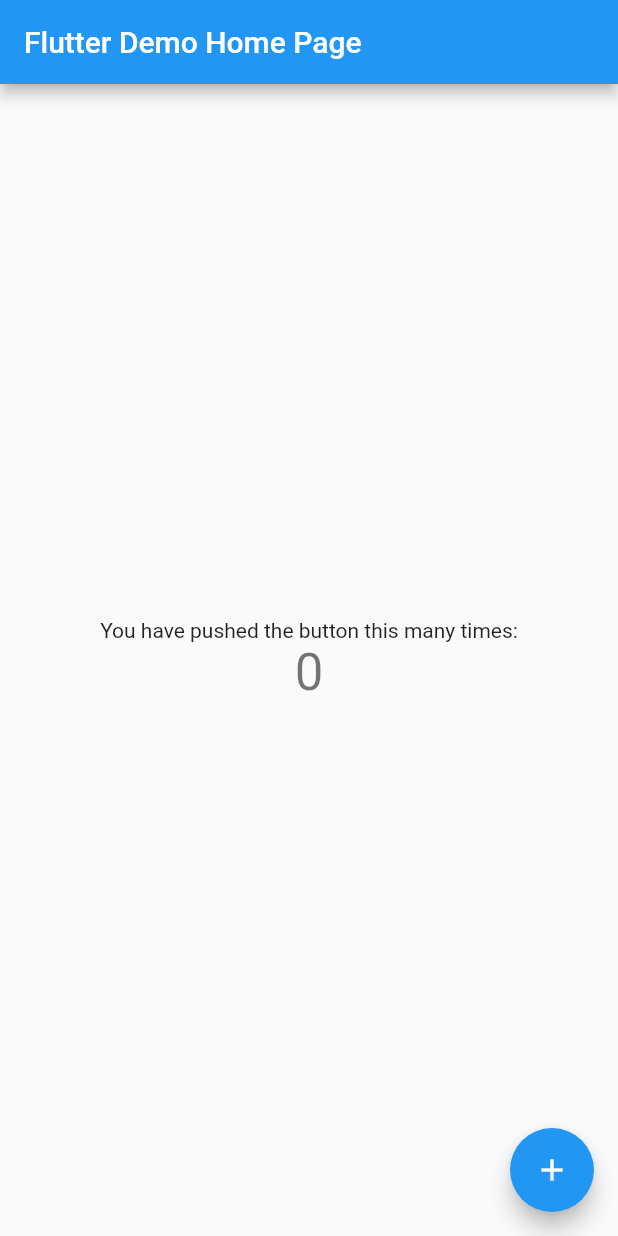
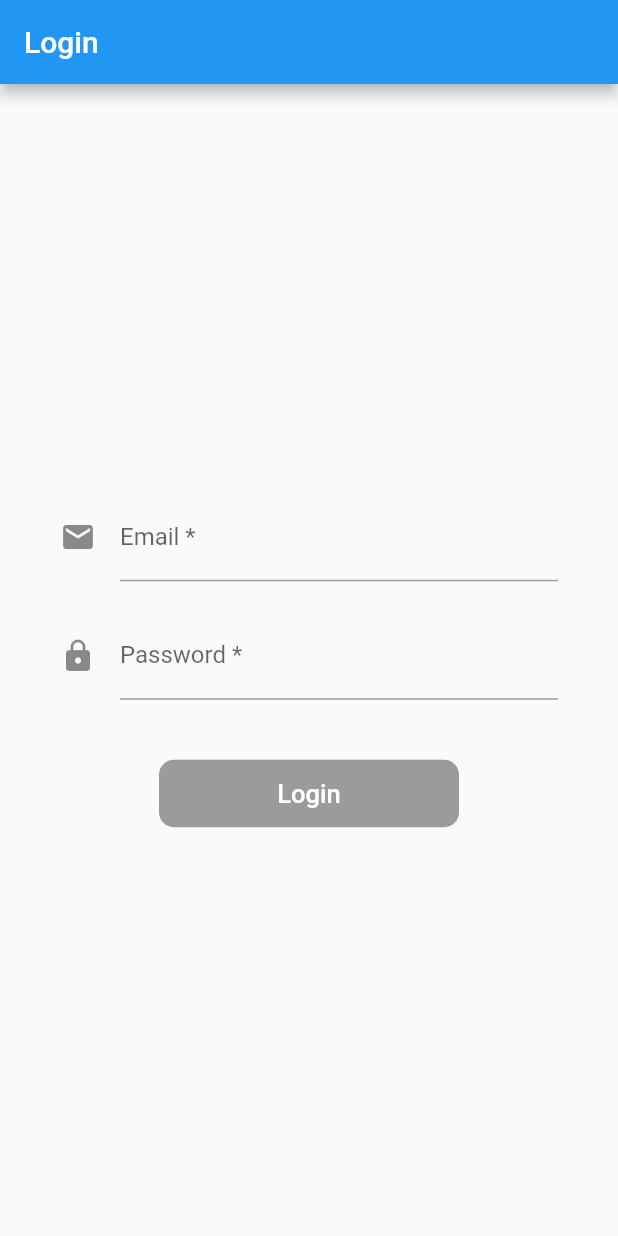
Before and after one commit to Nguyen-Dinh-Sang/SSGTraining_FlutterMVVM, a Flutter app: the screen it shows after launch, on a phone screen of 412 x 824 dp. Run offline on Flutter 3.47's test engine with Material 2 defaults, Android fonts, the phone set to English and light mode, and no system bars; our stand-ins replace rxdart.

Commit message:
MVVM-DinhSang: full login

```diff
--- /dev/null
+++ b/lib/helper/Validation.dart
@@ -0,0 +1,26 @@
+class Validation {
+  static String validationPass(String pass) {
+    if (pass == null) {
+      return 'Password invalid';
+    }
+
+    if (pass.length < 6) {
+      return 'Password require minimum 6 characters';
+    }
+
+    //không có lỗi
+    return null;
+  }
+
+  static String validationEmail(String email) {
+    if (email == null) {
+      return 'Email invalid';
+    }
+
+    if (email.length < 6) {
+      return 'Password require minimum 6 characters';
+    }
+
+    return null;
+  }
+}
--- /dev/null
+++ b/lib/login/LoginView.dart
@@ -0,0 +1,111 @@
+import 'package:flutter/material.dart';
+import 'package:flutter_mvvm/helper/Validation.dart';
+import 'package:flutter_mvvm/login/LoginViewModel.dart';
+
+class LoginPage extends StatelessWidget {
+  @override
+  Widget build(BuildContext context) {
+    return Scaffold(
+      appBar: AppBar(
+        title: Text('Login'),
+      ),
+      body: BodyWidget(),
+    );
+  }
+}
+
+class BodyWidget extends StatefulWidget {
+  @override
+  _BodyWidgetState createState() => _BodyWidgetState();
+}
+
+class _BodyWidgetState extends State<BodyWidget> {
+  final emailController = TextEditingController();
+  final passController = TextEditingController();
+  final loginViewModel = LoginViewModel();
+
+  @override
+  void initState() {
+    // TODO: implement initState
+    super.initState();
+
+    emailController.addListener(() {
+      loginViewModel.emailSink.add(emailController.text);
+    });
+
+    passController.addListener(() {
+      loginViewModel.passSink.add(passController.text);
+    });
+  }
+
+  @override
+  void dispose() {
+    // TODO: implement dispose
+    super.dispose();
+    loginViewModel.dispose();
+  }
+
+  @override
+  Widget build(BuildContext context) {
+    return Container(
+      padding: EdgeInsets.only(left: 40, right: 40),
+      child: Column(
+        mainAxisAlignment: MainAxisAlignment.center,
+        children: <Widget>[
+          StreamBuilder<String>(
+              stream: loginViewModel.emailStream,
+              builder: (context, snapshot) {
+                return TextField(
+                  controller: emailController,
+                  decoration: InputDecoration(
+                    icon: Icon(Icons.email),
+                    hintText: 'example@gmail.com',
+                    labelText: 'Email *',
+                    errorText: snapshot.data,
+                  ),
+                );
+              }),
+          SizedBox(
+            height: 20,
+          ),
+          StreamBuilder<String>(
+              stream: loginViewModel.passStream,
+              builder: (context, snapshot) {
+                return TextField(
+                  controller: passController,
+                  obscureText: true,
+                  decoration: InputDecoration(
+                    icon: Icon(Icons.lock),
+                    labelText: 'Password *',
+                    errorText: snapshot.data,
+                  ),
+                );
+              }),
+          SizedBox(
+            height: 40,
+          ),
+          SizedBox(
+            height: 45,
+            width: 200,
+            child: StreamBuilder<bool>(
+              stream: loginViewModel.btnStream,
+              builder: (context, snapshot) {
+                return RaisedButton(
+                  color: Colors.blue,
+                  shape: RoundedRectangleBorder(
+                    borderRadius: BorderRadius.circular(10),
+                  ),
+                  onPressed: snapshot.data == true ? () {} : null,
+                  child: Text(
+                    'Login',
+                    style: TextStyle(color: Colors.white, fontSize: 17),
+                  ),
+                );
+              }
+            ),
+          ),
+        ],
+      ),
+    );
+  }
+}
--- /dev/null
+++ b/lib/login/LoginViewModel.dart
@@ -0,0 +1,46 @@
+import 'dart:async';
+
+import 'package:rxdart/rxdart.dart';
+import 'package:flutter_mvvm/helper/Validation.dart';
+
+class LoginViewModel {
+  final _emailSubject = BehaviorSubject<String>();
+  final _passSubject = BehaviorSubject<String>();
+  final _btnSubject = BehaviorSubject<bool>();
+
+  var emailValidation = StreamTransformer<String, String>.fromHandlers(
+    handleData: (email, sink) {
+      sink.add(Validation.validationEmail(email));
+    }
+  );
+
+  var passValidation = StreamTransformer<String, String>.fromHandlers(
+      handleData: (pass, sink) {
+        sink.add(Validation.validationPass(pass));
+      }
+  );
+
+  Stream<String> get emailStream => _emailSubject.stream.transform(emailValidation);
+  Sink<String> get emailSink => _emailSubject.sink;
+
+  Stream<String> get passStream => _passSubject.stream.transform(passValidation);
+  Sink<String> get passSink => _passSubject.sink;
+
+  Stream<bool> get btnStream => _btnSubject.stream;
+  Sink<bool> get btnSink => _btnSubject.sink;
+
+
+  LoginViewModel() {
+    Rx.combineLatest2(_emailSubject, _passSubject, (email, pass) {
+      return Validation.validationEmail(email) == null && Validation.validationPass(pass) == null;
+    }).listen((enable) {//lắng nghe giá trị trả về
+      btnSink.add(enable);
+    });
+  }
+
+  dispose() {
+    _emailSubject.close();
+    _passSubject.close();
+    _btnSubject.close();
+  }
+}
--- a/lib/main.dart
+++ b/lib/main.dart
@@ -1,113 +1,21 @@
 import 'package:flutter/material.dart';
+import 'package:flutter_mvvm/login/LoginView.dart';
 
 void main() {
   runApp(MyApp());
 }
 
 class MyApp extends StatelessWidget {
-  // This widget is the root of your application.
+
   @override
   Widget build(BuildContext context) {
     return MaterialApp(
+      debugShowCheckedModeBanner: false,
       title: 'Flutter Demo',
       theme: ThemeData(
-        // This is the theme of your application.
-        //
-        // Try running your application with "flutter run". You'll see the
-        // application has a blue toolbar. Then, without quitting the app, try
-        // changing the primarySwatch below to Colors.green and then invoke
-        // "hot reload" (press "r" in the console where you ran "flutter run",
-        // or simply save your changes to "hot reload" in a Flutter IDE).
-        // Notice that the counter didn't reset back to zero; the application
-        // is not restarted.
         primarySwatch: Colors.blue,
       ),
-      home: MyHomePage(title: 'Flutter Demo Home Page'),
+      home: LoginPage(),
     );
   }
 }
-
-class MyHomePage extends StatefulWidget {
-  MyHomePage({Key key, this.title}) : super(key: key);
-
-  // This widget is the home page of your application. It is stateful, meaning
-  // that it has a State object (defined below) that contains fields that affect
-  // how it looks.
-
-  // This class is the configuration for the state. It holds the values (in this
-  // case the title) provided by the parent (in this case the App widget) and
-  // used by the build method of the State. Fields in a Widget subclass are
-  // always marked "final".
-
-  final String title;
-
-  @override
-  _MyHomePageState createState() => _MyHomePageState();
-}
-
-class _MyHomePageState extends State<MyHomePage> {
-  int _counter = 0;
-
-  void _incrementCounter() {
-    setState(() {
-      // This call to setState tells the Flutter framework that something has
-      // changed in this State, which causes it to rerun the build method below
-      // so that the display can reflect the updated values. If we changed
-      // _counter without calling setState(), then the build method would not be
-      // called again, and so nothing would appear to happen.
-      _counter++;
-    });
-  }
-
-  @override
-  Widget build(BuildContext context) {
-    // This method is rerun every time setState is called, for instance as done
-    // by the _incrementCounter method above.
-    //
-    // The Flutter framework has been optimized to make rerunning build methods
-    // fast, so that you can just rebuild anything that needs updating rather
-    // than having to individually change instances of widgets.
-    return Scaffold(
-      appBar: AppBar(
-        // Here we take the value from the MyHomePage object that was created by
-        // the App.build method, and use it to set our appbar title.
-        title: Text(widget.title),
-      ),
-      body: Center(
-        // Center is a layout widget. It takes a single child and positions it
-        // in the middle of the parent.
-        child: Column(
-          // Column is also a layout widget. It takes a list of children and
-          // arranges them vertically. By default, it sizes itself to fit its
-          // children horizontally, and tries to be as tall as its parent.
-          //
-          // Invoke "debug painting" (press "p" in the console, choose the
-          // "Toggle Debug Paint" action from the Flutter Inspector in Android
-          // Studio, or the "Toggle Debug Paint" command in Visual Studio Code)
-          // to see the wireframe for each widget.
-          //
-          // Column has various properties to control how it sizes itself and
-          // how it positions its children. Here we use mainAxisAlignment to
-          // center the children vertically; the main axis here is the vertical
-          // axis because Columns are vertical (the cross axis would be
-          // horizontal).
-          mainAxisAlignment: MainAxisAlignment.center,
-          children: <Widget>[
-            Text(
-              'You have pushed the button this many times:',
-            ),
-            Text(
-              '$_counter',
-              style: Theme.of(context).textTheme.headline4,
-            ),
-          ],
-        ),
-      ),
-      floatingActionButton: FloatingActionButton(
-        onPressed: _incrementCounter,
-        tooltip: 'Increment',
-        child: Icon(Icons.add),
-      ), // This trailing comma makes auto-formatting nicer for build methods.
-    );
-  }
-}
--- a/pubspec.yaml
+++ b/pubspec.yaml
@@ -23,6 +23,7 @@ environment:
 dependencies:
   flutter:
     sdk: flutter
+  rxdart: ^0.26.0
 
 
   # The following adds the Cupertino Icons font to your application.
```
Also changed, not shown: pubspec.lock.
